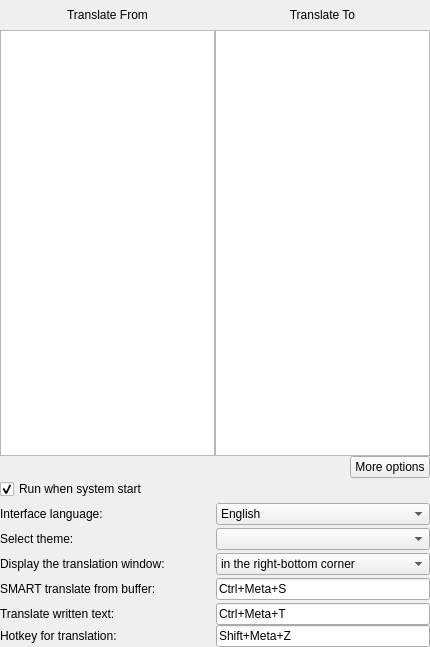
Qt form src/widget.ui (NeiroNext/QuickTranslator) before a commit.
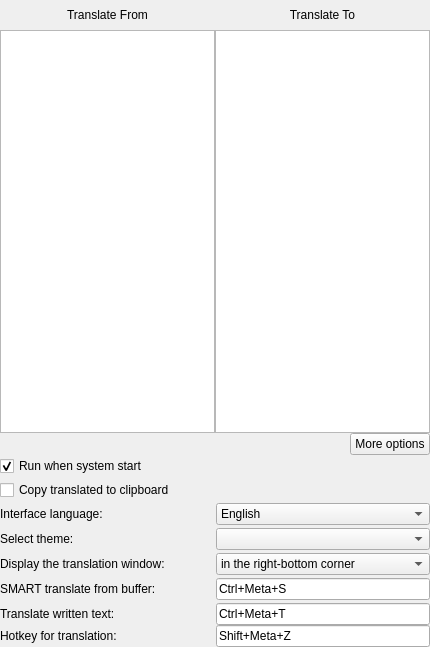
The same form after that commit. Icons and pictures are not drawn.

Commit message:
Add function for copy translated text to the clipboard
Add new System theme

The edit to the form file:
```diff
--- a/src/widget.ui
+++ b/src/widget.ui
@@ -289,6 +289,26 @@
          </item>
         </layout>
        </item>
+       <item>
+        <layout class="QHBoxLayout" name="horizontalLayout_8">
+         <property name="spacing">
+          <number>5</number>
+         </property>
+         <property name="sizeConstraint">
+          <enum>QLayout::SetDefaultConstraint</enum>
+         </property>
+         <property name="bottomMargin">
+          <number>0</number>
+         </property>
+         <item>
+          <widget class="QCheckBox" name="cpToClipboard_cb">
+           <property name="text">
+            <string>Copy translated to clipboard</string>
+           </property>
+          </widget>
+         </item>
+        </layout>
+       </item>
        <item>
         <layout class="QHBoxLayout" name="horizontalLayout_10">
          <property name="spacing">
```
The commit also changes 7 other files.
